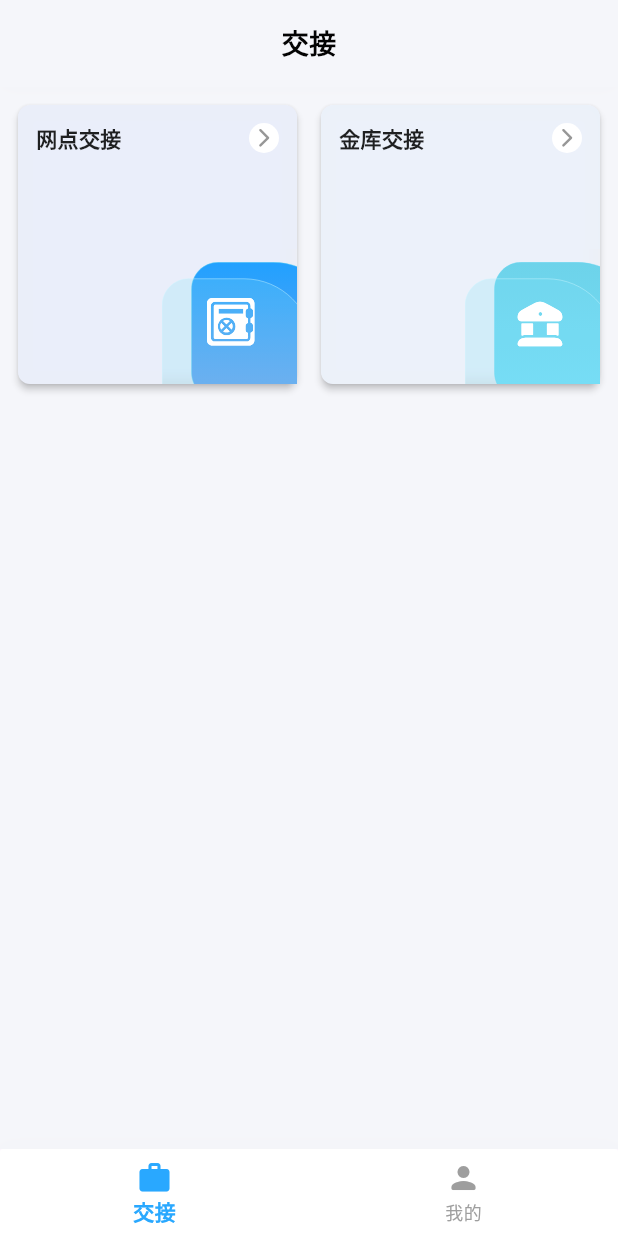
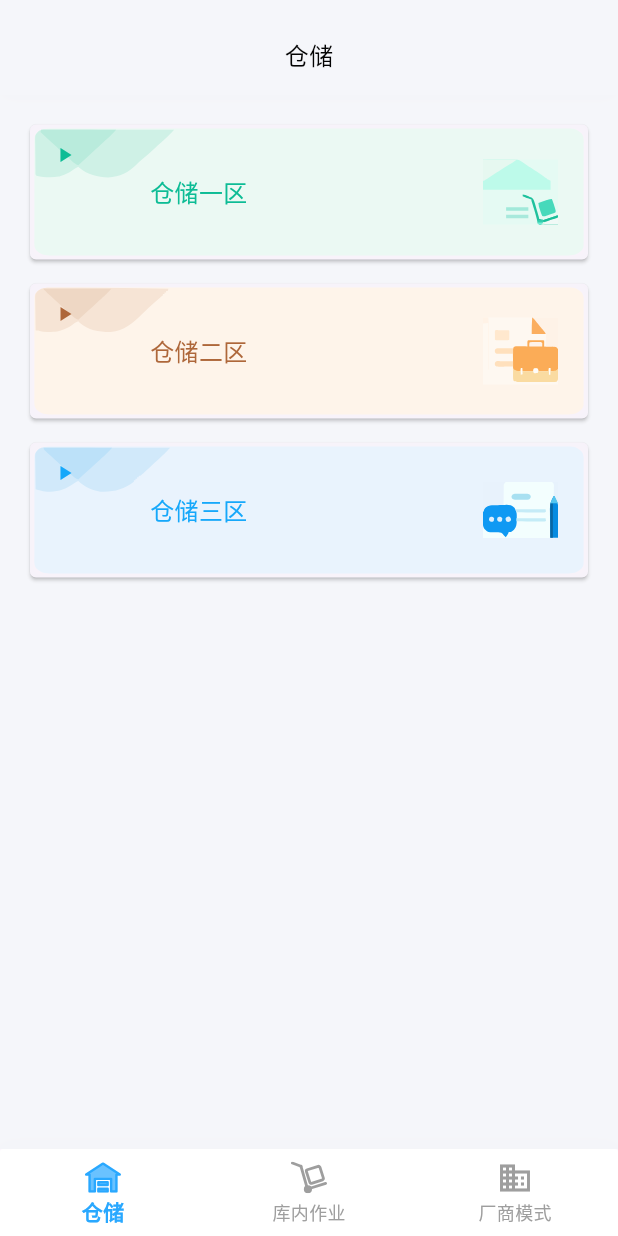
Before and after one commit to violet000/itms_mobile, a Flutter app: the HomePage screen opened by its route, on a phone screen of 412 x 824 dp. Run offline on Flutter 3.47's test engine with Material 2 defaults, Android fonts, the phone set to English and light mode, and no system bars; our stand-ins replace dio, flutter_slidable, flutter_svg, image_picker; project files that could hold a hidden picture were left out.

Commit message:
fix (首页): 首页开发

```diff
--- a/lib/presentation/pages/home/home.dart
+++ b/lib/presentation/pages/home/home.dart
@@ -1,15 +1,13 @@
 import 'package:flutter/material.dart';
 import 'package:flutter_svg/flutter_svg.dart';
-import 'dart:ui';
-import 'package:provider/provider.dart';
-import 'package:itms_mobile/presentation/state/providers/verify_token_provider.dart';
-import 'package:itms_mobile/data/datasources/api/18082/service_18082.dart';
 
-// 菜单项模型
+// 菜单项接口定义
 class MenuItem {
   final String name;
   final String? imagePath;
   final String? iconPath;
+  final String? unselectedIcon;
+  final String? selectedIcon;
   final IconData? icon;
   final List<MenuItem>? children;
   final String? route;
@@ -19,6 +17,8 @@ class MenuItem {
     required this.name,
     this.imagePath,
     this.iconPath,
+    this.unselectedIcon,
+    this.selectedIcon,
     this.icon,
     this.children,
     this.route,
@@ -42,29 +42,44 @@ class _HomePageState extends State<HomePage>
 
   final List<MenuItem> menus = [
     MenuItem(
-      name: '交接',
-      icon: Icons.work_rounded,
+      name: '仓储',
+      unselectedIcon: 'assets/storage/storage_unselected.svg',
+      selectedIcon: 'assets/storage/storage_selected.svg',
       color: const Color.fromARGB(255, 255, 255, 255),
       children: [
         MenuItem(
-          name: '网点交接',
-          imagePath: 'assets/icons/handover_circle.svg',
-          iconPath: 'assets/icons/net_handover_icon.svg',
+          name: '仓储一区',
+          imagePath: 'assets/storage/storage_1.svg',
+          iconPath: 'assets/images/storage_1.svg',
           route: '/outlets/box-scan',
-          color: const Color.fromARGB(255, 115, 190, 240).withOpacity(0.1),
+          color: const Color(0xFF0DBC95),
         ),
         MenuItem(
-          name: '金库交接',
-          imagePath: 'assets/icons/treasury_reat.svg',
-          iconPath: 'assets/icons/treasury_handover_icon.svg',
+          name: '仓储二区',
+          imagePath: 'assets/storage/storage_2.svg',
+          iconPath: 'assets/images/storage_2.svg',
           route: '/outlets/box-handover',
-          color: const Color.fromARGB(255, 134, 221, 245).withOpacity(0.1),
+          color: const Color(0xFFAE673A),
         ),
+        MenuItem(
+          name: '仓储三区',
+          imagePath: 'assets/storage/storage_3.svg',
+          iconPath: 'assets/images/storage_3.svg',
+          route: '/outlets/box-handover',
+          color: const Color(0xFF16A8FA),
+        )
       ],
     ),
     MenuItem(
-      name: '我的',
-      icon: Icons.person_rounded,
+      name: '库内作业',
+      unselectedIcon: 'assets/storage/inner_unselected.svg',
+      selectedIcon: 'assets/storage/inner_selected.svg',
+      route: '/plugin-test',
+      color: const Color(0xFF0489FE),
+    ),
+    MenuItem(
+      name: '厂商模式',
+      icon: Icons.business,
       route: '/plugin-test',
       color: const Color(0xFF0489FE),
     ),
@@ -102,135 +117,10 @@ class _HomePageState extends State<HomePage>
     });
   }
 
-  // 构建子菜单页面
-  Widget _buildSubMenuPage(MenuItem menu) {
-    return Scaffold(
-        body: Container(
-            decoration:
-                const BoxDecoration(color: Color.fromARGB(255, 245, 246, 250)),
-            child: Column(children: [
-              _buildHeader(menu),
-              Expanded(
-                  // 子菜单
-                  child: FadeTransition(
-                opacity: _fadeAnimation,
-                child: GridView.builder(
-                  padding: const EdgeInsets.all(8.0),
-                  gridDelegate: const SliverGridDelegateWithFixedCrossAxisCount(
-                    crossAxisCount: 2,
-                    childAspectRatio: 1.0,
-                    crossAxisSpacing: 8.0,
-                    mainAxisSpacing: 8.0,
-                  ),
-                  itemCount: menu.children?.length ?? 0,
-                  itemBuilder: (context, index) {
-                    final child = menu.children![index];
-                    return _buildMenuCard(child);
-                  },
-                ),
-              ))
-            ])));
-  }
-
-  // 构建菜单卡片
-  Widget _buildMenuCard(MenuItem menu) {
-    return Hero(
-      tag: menu.name,
-      child: Card(
-        elevation: 2, // 阴影
-        shape: RoundedRectangleBorder(
-          borderRadius: BorderRadius.circular(8),
-        ),
-        child: InkWell(
-          splashColor: Colors.transparent, // 点击时没有水波纹效果
-          highlightColor: Colors.transparent, // 点击时没有高亮效果
-          onTap: () {
-            if (menu.route != null) {
-              Navigator.pushNamed(context, menu.route!);
-            }
-          },
-          borderRadius: BorderRadius.circular(8),
-          child: Container(
-            decoration: BoxDecoration(
-              borderRadius: BorderRadius.circular(8),
-              color: menu.color,
-              boxShadow: [
-                BoxShadow(
-                  color:
-                      const Color.fromARGB(255, 255, 255, 255).withOpacity(0.1),
-                  blurRadius: 8,
-                  offset: const Offset(0, 1),
-                ),
-              ],
-            ),
-            child: Stack(
-              children: [
-                // 背景SVG - 放大并定位到右下区域
-                Positioned(
-                  right: -30,
-                  bottom: -30,
-                  child: ClipRRect(
-                    borderRadius: BorderRadius.circular(8),
-                    child: BackdropFilter(
-                      filter: ImageFilter.blur(sigmaX: 5.0, sigmaY: 5.0), // 模糊效果
-                      child: SvgPicture.asset(
-                        menu.imagePath!,
-                        width: 120,
-                        height: 120,
-                        fit: BoxFit.contain,
-                      ),
-                    ),
-                  ),
-                ),
-                // 右下角居中图标
-                if (menu.iconPath != null)
-                  Positioned(
-                    right: 20,
-                    bottom: 20,
-                    child: SvgPicture.asset(
-                      menu.iconPath!,
-                      width: 40,
-                      height: 40,
-                      fit: BoxFit.contain,
-                      color: Colors.white,
-                    ),
-                  ),
-                // 右上角放置一个箭头角标 - 放在最后确保在最上层
-                Positioned(
-                  top: 12,
-                  right: 12,
-                  child: SvgPicture.asset(
-                    'assets/icons/arrow_right_icon.svg',
-                    width: 20,
-                    height: 20,
-                    fit: BoxFit.contain,
-                  ),
-                ),
-                // 文字内容
-                Positioned(
-                  top: 12,
-                  left: 12,
-                  child: Text(
-                    menu.name,
-                    style: const TextStyle(
-                      fontSize: 14,
-                      fontWeight: FontWeight.w600,
-                      color: Colors.black87,
-                    ),
-                  ),
-                ),
-              ],
-            ),
-          ),
-        ),
-      ),
-    );
-  }
-
-  // 构建Header
+  // 顶部标题
   Widget _buildHeader(MenuItem menu) {
     return Container(
-      padding: const EdgeInsets.fromLTRB(16, 16, 16, 16),
+      padding: const EdgeInsets.fromLTRB(25, 25, 25, 15),
       decoration: BoxDecoration(
         color: const Color.fromARGB(255, 245, 246, 250),
         boxShadow: [
@@ -248,12 +138,159 @@ class _HomePageState extends State<HomePage>
             menu.name,
             textAlign: TextAlign.center,
             style: const TextStyle(
-              fontSize: 18,
-              fontWeight: FontWeight.w600,
+              fontSize: 16,
+              fontWeight: FontWeight.w500,
               color: Color.fromARGB(255, 3, 3, 3),
             ),
           ),
         ],
+      ),
+    );
+  }
+
+  // 构建子菜单页面
+  Widget _buildSubMenuPage(MenuItem menu) {
+    return Scaffold(
+        body: Container(
+            decoration:
+                const BoxDecoration(color: Color.fromARGB(255, 245, 246, 250)),
+            child: Column(children: [
+              _buildHeader(menu),
+              Expanded(
+                  child: FadeTransition(
+                opacity: _fadeAnimation,
+                child: ListView.builder(
+                  padding: const EdgeInsets.all(16.0),
+                  itemCount: menu.children?.length ?? 0,
+                  itemBuilder: (context, index) {
+                    final child = menu.children![index];
+                    return Padding(
+                      padding: const EdgeInsets.only(bottom: 8.0),
+                      child: _buildMenuCard(child),
+                    );
+                  },
+                ),
+              ))
+            ])));
+  }
+
+  // 卡片背景
+  Widget _buildCardBackground(MenuItem menu) {
+    return Positioned.fill(
+      child: ClipRRect(
+        borderRadius: BorderRadius.circular(4),
+        child: menu.imagePath != null
+            ? Container(
+                width: double.infinity,
+                height: double.infinity,
+                child: ClipRRect(
+                  borderRadius: BorderRadius.circular(4),
+                  child: SvgPicture.asset(
+                    menu.imagePath!,
+                    fit: BoxFit.fill,
+                  ),
+                ),
+              )
+            : Container(
+                color: menu.color ?? Colors.grey[200],
+                child: const Center(
+                  child: Text('无背景'),
+                ),
+              ),
+      ),
+    );
+  }
+
+  // 卡片图标
+  Widget _buildCardIcon(MenuItem menu) {
+    return Positioned(
+      right: 20,
+      top: 0,
+      bottom: 0,
+      child: Center(
+        child: SvgPicture.asset(
+          menu.iconPath!,
+          width: 50,
+          height: 50,
+          fit: BoxFit.contain,
+        ),
+      ),
+    );
+  }
+
+  // 箭头图标
+  Widget _buildArrowIcon(MenuItem menu) {
+    return Positioned(
+      top: 12,
+      left: 15,
+      child: Icon(Icons.play_arrow, size: 16, color: menu.color),
+    );
+  }
+
+  // 左侧文字内容
+  Widget _buildLeftText(MenuItem menu) {
+    return Positioned(
+      left: 80,
+      top: 0,
+      bottom: 0,
+      child: Center(
+        child: Text(
+          menu.name,
+          style: TextStyle(
+            fontSize: 16,
+            fontWeight: FontWeight.w500,
+            color: menu.color,
+          ),
+        ),
+      ),
+    );
+  }
+
+  // 菜单卡片
+  Widget _buildMenuCard(MenuItem menu) {
+    return Hero(
+      tag: menu.name,
+      child: Card(
+        shape: RoundedRectangleBorder(
+          borderRadius: BorderRadius.circular(4),
+        ),
+        child: InkWell(
+          splashColor: Colors.transparent,
+          highlightColor: Colors.transparent,
+          onTap: () {
+            if (menu.route != null) {
+              Navigator.pushNamed(context, menu.route!);
+            }
+          },
+          borderRadius: BorderRadius.circular(4),
+          child: Container(
+            height: 90,
+            decoration: BoxDecoration(
+              borderRadius: BorderRadius.circular(4),
+              boxShadow: [
+                BoxShadow(
+                  color:
+                      const Color.fromARGB(255, 255, 255, 255).withOpacity(0.1),
+                  blurRadius: 8,
+                  offset: const Offset(0, 1),
+                ),
+              ],
+            ),
+            child: Stack(
+              children: [
+                // 背景PNG - 覆盖整个容器
+                _buildCardBackground(menu),
+                // 右侧PNG图标
+                if (menu.iconPath != null)
+                  _buildCardIcon(menu),
+                // 左上角箭头
+                _buildArrowIcon(menu),
+                // 卡片文字内容
+                _buildLeftText(menu),
+              ],
+            ),
+          ),
+        ),
       ),
     );
   }
@@ -296,7 +333,22 @@ class _HomePageState extends State<HomePage>
             },
             items: menus
                 .map((menu) => BottomNavigationBarItem(
-                      icon: Icon(menu.icon),
+                      icon: menu.unselectedIcon != null
+                          ? SvgPicture.asset(
+                              menu.unselectedIcon!,
+                              width: 24,
+                              height: 24,
+                              color: Colors.grey,
+                            )
+                          : Icon(menu.icon),
+                      activeIcon: menu.selectedIcon != null
+                          ? SvgPicture.asset(
+                              menu.selectedIcon!,
+                              width: 24,
+                              height: 24,
+                              color: const Color(0xFF29A8FF),
+                            )
+                          : Icon(menu.icon),
                       label: menu.name,
                     ))
                 .toList(),
--- a/lib/presentation/pages/login/login_page.dart
+++ b/lib/presentation/pages/login/login_page.dart
@@ -330,6 +330,7 @@ class _LoginPageState extends State<LoginPage> {
 
     try {
       if (mounted) {
+        print("登录成功");
         Navigator.pushReplacementNamed(context, '/home');
       }
     } catch (e) {
--- a/pubspec.yaml
+++ b/pubspec.yaml
@@ -52,6 +52,7 @@ flutter:
   uses-material-design: true
   assets:
     - assets/images/
+    - assets/storage/
     - assets/splash/
     - assets/icons/
     - assets/location.json
```
Also changed, not shown: assets/images/storage_1.svg (added), assets/images/storage_2.svg (added), assets/images/storage_3.svg (added), assets/storage/inner_selected.svg (added), assets/storage/inner_unselected.svg (added), assets/storage/simple_test.svg (added), assets/storage/storage_1.svg (added), assets/storage/storage_2.svg (added), assets/storage/storage_3.svg (added), assets/storage/storage_selected.svg (added), assets/storage/storage_unselected.svg (added).
